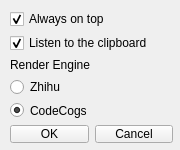
The window that ui/settings.ui (panda2134/PyFormula) describes before a commit, drawn with Qt 5.
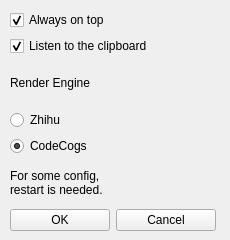
The same window after the commit.

Patch:
```diff
--- a/ui/settings.ui
+++ b/ui/settings.ui
@@ -9,8 +9,8 @@
    <rect>
     <x>0</x>
     <y>0</y>
-    <width>180</width>
-    <height>150</height>
+    <width>230</width>
+    <height>240</height>
    </rect>
   </property>
   <property name="sizePolicy">
@@ -21,14 +21,14 @@
   </property>
   <property name="minimumSize">
    <size>
-    <width>180</width>
-    <height>150</height>
+    <width>230</width>
+    <height>240</height>
    </size>
   </property>
   <property name="maximumSize">
    <size>
-    <width>180</width>
-    <height>150</height>
+    <width>230</width>
+    <height>240</height>
    </size>
   </property>
   <property name="windowTitle">
@@ -42,8 +42,8 @@
     <rect>
      <x>10</x>
      <y>10</y>
-     <width>163</width>
-     <height>133</height>
+     <width>206</width>
+     <height>221</height>
     </rect>
    </property>
    <layout class="QVBoxLayout" name="verticalLayout">
@@ -100,6 +100,20 @@
       </property>
      </widget>
     </item>
+    <item>
+     <widget class="QLabel" name="label_2">
+      <property name="maximumSize">
+       <size>
+        <width>140</width>
+        <height>16770000</height>
+       </size>
+      </property>
+      <property name="text">
+       <string>For some config, 
+restart is needed.</string>
+      </property>
+     </widget>
+    </item>
     <item>
      <layout class="QHBoxLayout" name="horizontalLayout">
       <item>
@@ -111,6 +125,12 @@
       </item>
       <item>
        <widget class="QPushButton" name="cancelButton">
+        <property name="maximumSize">
+         <size>
+          <width>16777215</width>
+          <height>16777215</height>
+         </size>
+        </property>
         <property name="text">
          <string>Cancel</string>
         </property>
```
Left out of the diff: 8 changed lines with no effect on the pictures.
